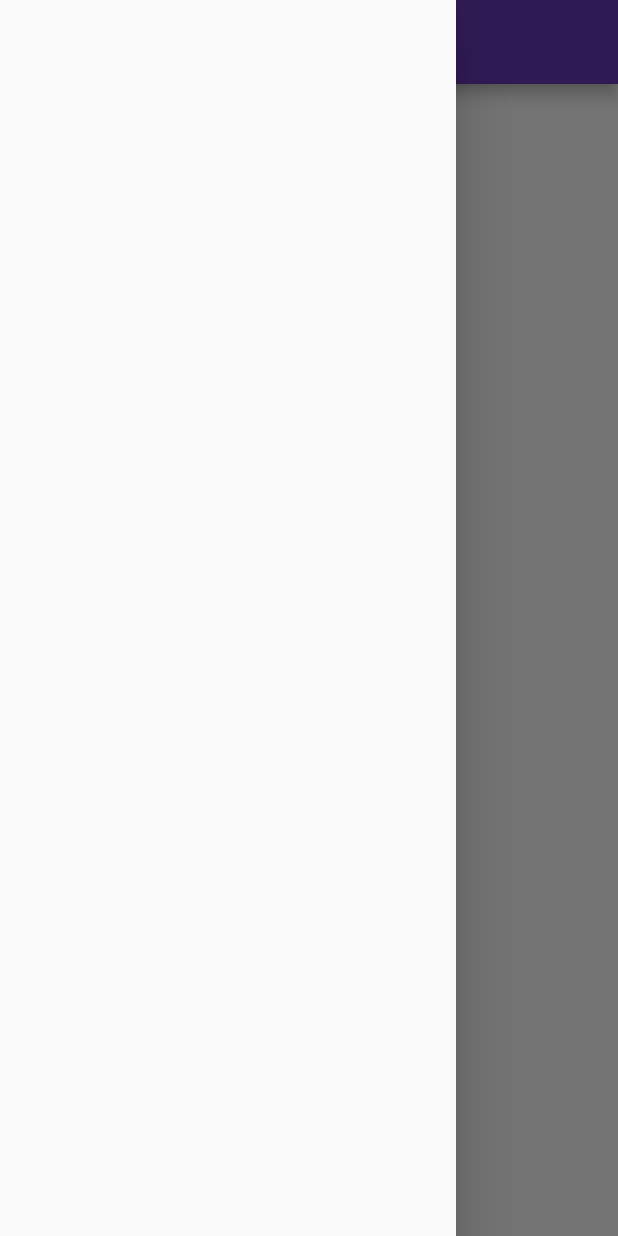
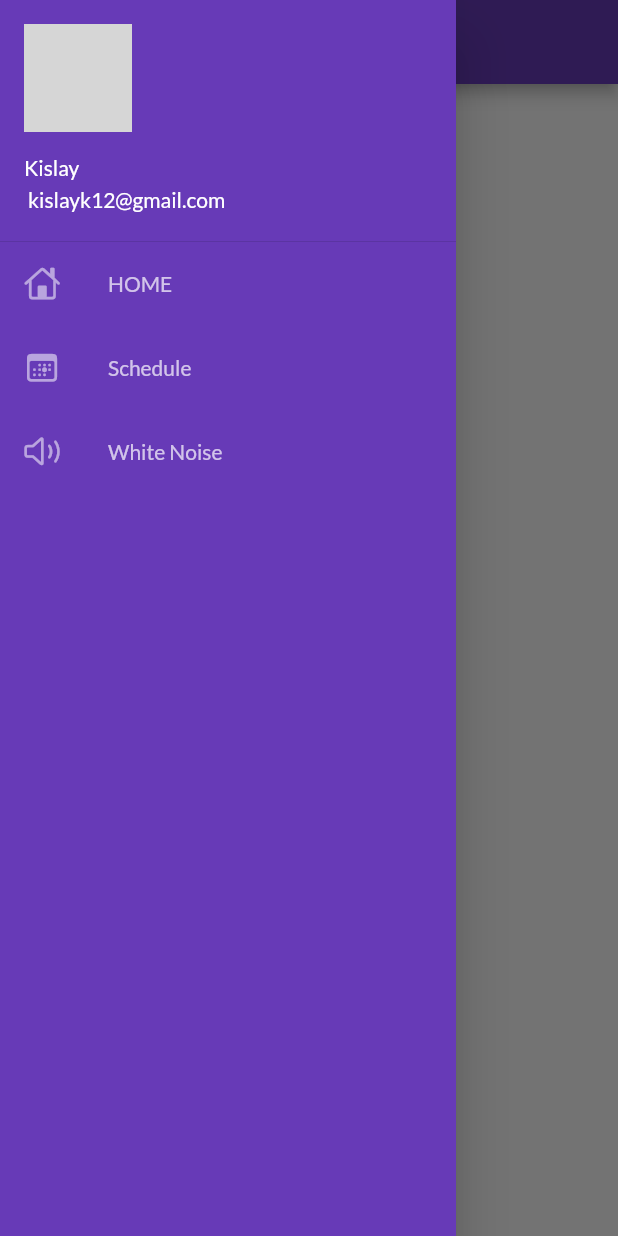
Before and after one commit to fang69x/Technofy, a Flutter app: the HomePage screen opened by its route, with the side drawer open, on a phone screen of 412 x 824 dp. Run offline on Flutter 3.47's test engine with Material 2 defaults, Android fonts, the phone set to English and light mode, and no system bars; our stand-ins replace google_fonts; network calls fail; grey boxes are pictures that could not be loaded.

Commit message:
day 7 completed

```diff
--- a/lib/pages/homepage.dart
+++ b/lib/pages/homepage.dart
@@ -1,4 +1,6 @@
 import 'package:flutter/material.dart';
+
+import '../widgets/drawer.dart';
 
 class HomePage extends StatelessWidget {
   final String s = "universe";
@@ -9,12 +11,7 @@ class HomePage extends StatelessWidget {
       appBar: AppBar(
         title: Text("hello"),
       ),
-      drawer: Drawer(),
-      body: Center(
-        child: Container(
-          child: Text("Welcome to $s 7"),
-        ),
-      ),
+      drawer: MeraDrawer(),
     );
   }
 }
--- /dev/null
+++ b/lib/widgets/drawer.dart
@@ -0,0 +1,69 @@
+import 'package:flutter/cupertino.dart';
+import 'package:flutter/material.dart';
+
+class MeraDrawer extends StatelessWidget {
+  const MeraDrawer({super.key});
+
+  @override
+  Widget build(BuildContext context) {
+    final imageUrl =
+        "https://encrypted-tbn0.gstatic.com/images?q=tbn:ANd9GcRMduTVcX5tKkOu_5uestsoV90sG5i9VB3NlQ";
+    return Drawer(
+      child: Container(
+        color: Colors.deepPurple,
+        child: ListView(
+          padding: EdgeInsets.zero,
+          children: [
+            DrawerHeader(
+                padding: EdgeInsets.zero,
+                margin: EdgeInsets.zero,
+                child: UserAccountsDrawerHeader(
+                  margin: EdgeInsets.zero,
+                  accountName: Text("Kislay"),
+                  accountEmail: Text(" kislayk12@gmail.com"),
+                  currentAccountPicture: CircleAvatar(
+                    backgroundImage: NetworkImage(imageUrl),
+                  ),
+                )),
+            ListTile(
+              leading: Icon(
+                CupertinoIcons.home,
+                color: Colors.white54,
+              ),
+              title: Text(
+                "HOME",
+                style: TextStyle(
+                  color: Colors.white70,
+                ),
+              ),
+            ),
+            ListTile(
+              leading: Icon(
+                CupertinoIcons.calendar_today,
+                color: Colors.white54,
+              ),
+              title: Text(
+                "Schedule",
+                style: TextStyle(
+                  color: Colors.white70,
+                ),
+              ),
+            ),
+            ListTile(
+              leading: Icon(
+                CupertinoIcons.speaker_2,
+                color: Colors.white54,
+              ),
+              title: Text(
+                "White Noise",
+                style: TextStyle(
+                  color: Colors.white70,
+                ),
+              ),
+            )
+          ],
+        ),
+      ),
+    );
+  }
+}
```
